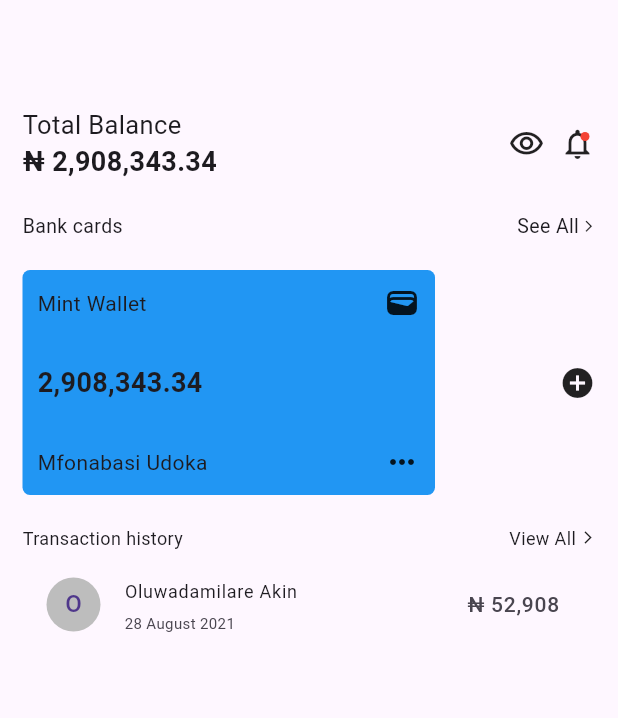
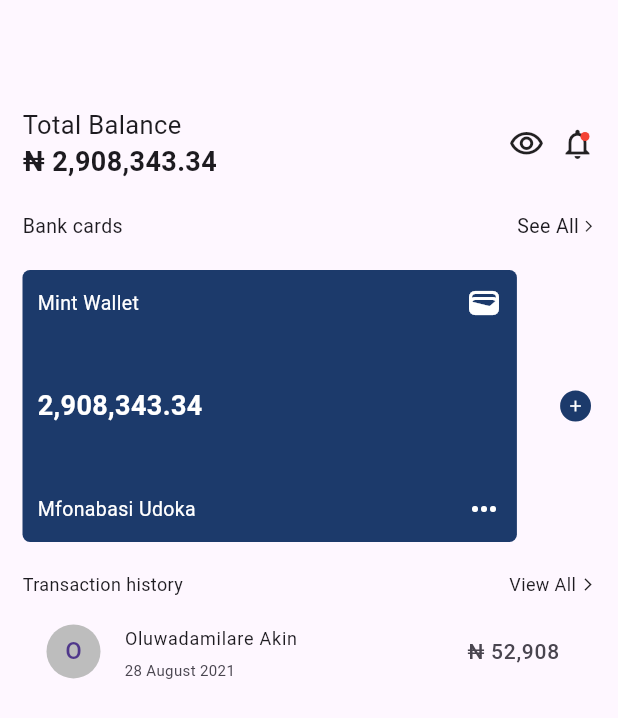
Before and after one commit to Nanafirdaus/fintech_app_ui, a Flutter app: the screen it shows after launch, on a phone screen of 412 x 824 dp. Shown: the top 718 px of the screen. Run offline on Flutter 3.47's test engine with Material 3 defaults, Android fonts, the phone set to English and light mode, and no system bars.

Commit message:
made some changes to the card widget

```diff
--- a/lib/widgets/card_widget.dart
+++ b/lib/widgets/card_widget.dart
@@ -1,3 +1,4 @@
+import 'package:fintech_app_ui/utils/extension.dart';
 import 'package:flutter/material.dart';
 
 class CardWidget extends StatelessWidget {
@@ -11,13 +12,13 @@ class CardWidget extends StatelessWidget {
       mainAxisAlignment: MainAxisAlignment.spaceBetween,
       children: [
         Container(
-          height: 150,
-          width: 275,
+          height: context.screenHeight * .22,
+          width: context.screenWidth * .8,
           decoration: const BoxDecoration(
             borderRadius: BorderRadius.all(
               Radius.circular(5),
             ),
-            color: Colors.blue,
+            color: Color.fromARGB(255, 28, 58, 107),
           ),
           child: const Padding(
             padding: EdgeInsets.all(10.0),
@@ -28,8 +29,14 @@ class CardWidget extends StatelessWidget {
                 Row(
                   mainAxisAlignment: MainAxisAlignment.spaceBetween,
                   children: [
-                    Text("Mint Wallet"),
-                    Icon(Icons.wallet_rounded),
+                    Text(
+                      "Mint Wallet",
+                      style: TextStyle(color: Colors.white, fontSize: 13),
+                    ),
+                    Icon(
+                      Icons.wallet_rounded,
+                      color: Colors.white,
+                    ),
                   ],
                 ),
                 Text(
@@ -37,20 +44,40 @@ class CardWidget extends StatelessWidget {
                   style: TextStyle(
                     fontSize: 18,
                     fontWeight: FontWeight.bold,
+                    color: Colors.white,
                   ),
                 ),
                 Row(
                   mainAxisAlignment: MainAxisAlignment.spaceBetween,
                   children: [
-                    Text("Mfonabasi Udoka"),
-                    Icon(Icons.more_horiz),
+                    Text(
+                      "Mfonabasi Udoka",
+                      style: TextStyle(color: Colors.white, fontSize: 13),
+                    ),
+                    Icon(
+                      Icons.more_horiz,
+                      color: Colors.white,
+                    ),
                   ],
                 )
               ],
             ),
           ),
         ),
-        const Icon(Icons.add_circle),
+        Container(
+          margin: const EdgeInsets.only(right: 3),
+          width: context.screenWidth * 0.05,
+          height: context.screenHeight * 0.05,
+          decoration: const BoxDecoration(
+            color: Color.fromARGB(255, 28, 58, 107),
+            shape: BoxShape.circle,
+          ),
+          child: const Icon(
+            Icons.add,
+            size: 12,
+            color: Colors.white,
+          ),
+        ),
       ],
     );
   }
```
